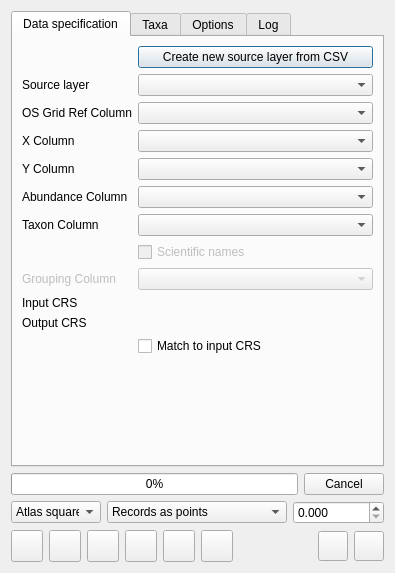
The window that ui_biorec.ui (FieldStudiesCouncil/QGIS-Biological-Recording-Tools) describes before a commit, drawn with Qt 5.
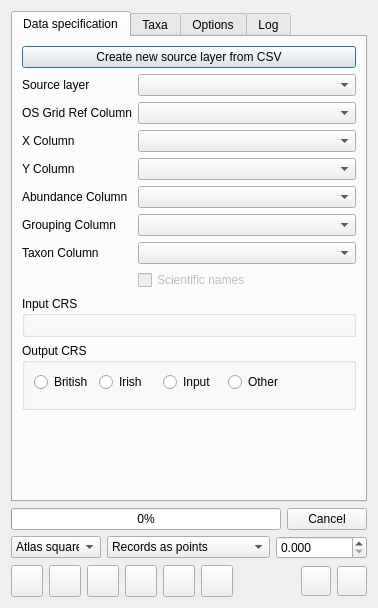
The same window after the commit. Icons and pictures are not drawn. Custom widgets are drawn as their Qt base class.

Commit message: Updates to enable biological records tool to work with Irish GRs and other enhancements to create altas maps from point layers and x,y fields in CSVs.

Patch:
```diff
--- a/ui_biorec.ui
+++ b/ui_biorec.ui
@@ -6,8 +6,8 @@
    <rect>
     <x>0</x>
     <y>0</y>
-    <width>395</width>
-    <height>573</height>
+    <width>346</width>
+    <height>608</height>
    </rect>
   </property>
   <property name="windowTitle">
@@ -23,8 +23,8 @@
       <attribute name="title">
        <string>Data specification</string>
       </attribute>
-      <layout class="QFormLayout" name="formLayout">
-       <item row="0" column="1">
+      <layout class="QVBoxLayout" name="verticalLayout_7">
+       <item>
         <widget class="QPushButton" name="butBrowse">
          <property name="enabled">
           <bool>true</bool>
@@ -43,14 +43,16 @@
          </property>
         </widget>
        </item>
-       <item row="1" column="0">
+       <item>
+        <layout class="QFormLayout" name="formLayout">
+         <item row="0" column="0">
         <widget class="QLabel" name="lblLayer">
          <property name="text">
           <string>Source layer</string>
          </property>
         </widget>
        </item>
-       <item row="1" column="1">
+         <item row="0" column="1">
         <widget class="QgsMapLayerComboBox" name="mlcbSourceLayer">
          <property name="sizePolicy">
           <sizepolicy hsizetype="Expanding" vsizetype="Fixed">
@@ -60,14 +62,14 @@
          </property>
         </widget>
        </item>
-       <item row="2" column="0">
+         <item row="1" column="0">
         <widget class="QLabel" name="lblGridRefCol">
          <property name="text">
           <string>OS Grid Ref Column</string>
          </property>
         </widget>
        </item>
-       <item row="2" column="1">
+         <item row="1" column="1">
         <widget class="QgsFieldComboBox" name="fcbGridRefCol">
          <property name="sizePolicy">
           <sizepolicy hsizetype="Expanding" vsizetype="Fixed">
@@ -77,14 +79,14 @@
          </property>
         </widget>
        </item>
-       <item row="3" column="0">
+         <item row="2" column="0">
         <widget class="QLabel" name="lblXCol">
          <property name="text">
           <string>X Column</string>
          </property>
         </widget>
        </item>
-       <item row="3" column="1">
+         <item row="2" column="1">
         <widget class="QgsFieldComboBox" name="fcbXCol">
          <property name="sizePolicy">
           <sizepolicy hsizetype="Expanding" vsizetype="Fixed">
@@ -94,14 +96,14 @@
          </property>
         </widget>
        </item>
-       <item row="4" column="0">
+         <item row="3" column="0">
         <widget class="QLabel" name="lblYCol">
          <property name="text">
           <string>Y Column</string>
          </property>
         </widget>
        </item>
-       <item row="4" column="1">
+         <item row="3" column="1">
         <widget class="QgsFieldComboBox" name="fcbYCol">
          <property name="sizePolicy">
           <sizepolicy hsizetype="Expanding" vsizetype="Fixed">
@@ -111,14 +113,14 @@
          </property>
         </widget>
        </item>
-       <item row="5" column="0">
+         <item row="4" column="0">
         <widget class="QLabel" name="lblAbundanceColumn">
          <property name="text">
           <string>Abundance Column</string>
          </property>
         </widget>
        </item>
-       <item row="5" column="1">
+         <item row="4" column="1">
         <widget class="QComboBox" name="cboAbundanceCol">
          <property name="sizePolicy">
           <sizepolicy hsizetype="Expanding" vsizetype="Fixed">
@@ -151,20 +153,26 @@
          </property>
         </widget>
        </item>
-       <item row="10" column="0">
-        <widget class="QLabel" name="lblGroupingCol">
+         <item row="8" column="1">
+          <widget class="QCheckBox" name="cbIsScientific">
          <property name="enabled">
           <bool>false</bool>
          </property>
+           <property name="toolTip">
+            <string>Select if taxon column contains scientific binomials</string>
+           </property>
          <property name="text">
-          <string>Grouping Column</string>
+            <string>Scientific names</string>
+           </property>
+           <property name="checked">
+            <bool>false</bool>
          </property>
         </widget>
        </item>
-       <item row="10" column="1">
+         <item row="5" column="1">
         <widget class="QComboBox" name="cboGroupingCol">
          <property name="enabled">
-          <bool>false</bool>
+            <bool>true</bool>
          </property>
          <property name="sizePolicy">
           <sizepolicy hsizetype="Expanding" vsizetype="Fixed">
@@ -177,14 +185,25 @@
          </property>
         </widget>
        </item>
-       <item row="11" column="0">
-        <widget class="QLabel" name="lblInputCRS">
+         <item row="5" column="0">
+          <widget class="QLabel" name="lblGroupingCol">
+           <property name="enabled">
+            <bool>true</bool>
+           </property>
          <property name="text">
+            <string>Grouping Column</string>
+           </property>
+          </widget>
+         </item>
+        </layout>
+       </item>
+       <item>
+        <widget class="QGroupBox" name="groupBox_2">
+         <property name="title">
           <string>Input CRS</string>
          </property>
-        </widget>
-       </item>
-       <item row="11" column="1">
+         <layout class="QHBoxLayout" name="horizontalLayout_11">
+          <item>
         <widget class="QgsProjectionSelectionWidget" name="pswInputCRS">
          <property name="sizePolicy">
           <sizepolicy hsizetype="Expanding" vsizetype="Preferred">
@@ -194,14 +213,109 @@
          </property>
         </widget>
        </item>
-       <item row="12" column="0">
-        <widget class="QLabel" name="lblOutputCRS">
-         <property name="text">
+         </layout>
+        </widget>
+       </item>
+       <item>
+        <widget class="QGroupBox" name="groupBox">
+         <property name="title">
           <string>Output CRS</string>
          </property>
-        </widget>
-       </item>
-       <item row="12" column="1">
+         <layout class="QVBoxLayout" name="verticalLayout_6">
+          <item>
+           <layout class="QHBoxLayout" name="horizontalLayout_7">
+            <item>
+             <widget class="QRadioButton" name="rbOutCrsBritish">
+              <property name="sizePolicy">
+               <sizepolicy hsizetype="MinimumExpanding" vsizetype="Fixed">
+                <horstretch>0</horstretch>
+                <verstretch>0</verstretch>
+               </sizepolicy>
+              </property>
+              <property name="minimumSize">
+               <size>
+                <width>50</width>
+                <height>0</height>
+               </size>
+              </property>
+              <property name="text">
+               <string>British</string>
+              </property>
+             </widget>
+            </item>
+            <item>
+             <widget class="QRadioButton" name="rbOutCrsIrish">
+              <property name="sizePolicy">
+               <sizepolicy hsizetype="MinimumExpanding" vsizetype="Fixed">
+                <horstretch>0</horstretch>
+                <verstretch>0</verstretch>
+               </sizepolicy>
+              </property>
+              <property name="minimumSize">
+               <size>
+                <width>50</width>
+                <height>0</height>
+               </size>
+              </property>
+              <property name="text">
+               <string>Irish</string>
+              </property>
+             </widget>
+            </item>
+            <item>
+             <widget class="QRadioButton" name="rbOutCrsInput">
+              <property name="sizePolicy">
+               <sizepolicy hsizetype="MinimumExpanding" vsizetype="Fixed">
+                <horstretch>0</horstretch>
+                <verstretch>0</verstretch>
+               </sizepolicy>
+              </property>
+              <property name="minimumSize">
+               <size>
+                <width>50</width>
+                <height>0</height>
+               </size>
+              </property>
+              <property name="text">
+               <string>Input</string>
+              </property>
+             </widget>
+            </item>
+            <item>
+             <widget class="QRadioButton" name="rbOutCrsOther">
+              <property name="sizePolicy">
+               <sizepolicy hsizetype="MinimumExpanding" vsizetype="Fixed">
+                <horstretch>0</horstretch>
+                <verstretch>0</verstretch>
+               </sizepolicy>
+              </property>
+              <property name="minimumSize">
+               <size>
+                <width>50</width>
+                <height>0</height>
+               </size>
+              </property>
+              <property name="text">
+               <string>Other</string>
+              </property>
+             </widget>
+            </item>
+            <item>
+             <spacer name="horizontalSpacer_2">
+              <property name="orientation">
+               <enum>Qt::Horizontal</enum>
+              </property>
+              <property name="sizeHint" stdset="0">
+               <size>
+                <width>40</width>
+                <height>20</height>
+               </size>
+              </property>
+             </spacer>
+            </item>
+           </layout>
+          </item>
+          <item>
         <widget class="QgsProjectionSelectionWidget" name="pswOutputCRS">
          <property name="sizePolicy">
           <sizepolicy hsizetype="Expanding" vsizetype="Preferred">
@@ -211,23 +325,10 @@
          </property>
         </widget>
        </item>
-       <item row="13" column="1">
-        <widget class="QCheckBox" name="cbMatchCRS">
-         <property name="enabled">
-          <bool>true</bool>
-         </property>
-         <property name="toolTip">
-          <string>Select if taxon column contains scientific binomials</string>
-         </property>
-         <property name="text">
-          <string>Match to input CRS</string>
-         </property>
-         <property name="checked">
-          <bool>false</bool>
-         </property>
+         </layout>
         </widget>
        </item>
-       <item row="14" column="0">
+       <item>
         <spacer name="verticalSpacer_2">
          <property name="orientation">
           <enum>Qt::Vertical</enum>
@@ -240,22 +341,6 @@
          </property>
         </spacer>
        </item>
-       <item row="9" column="1">
-        <widget class="QCheckBox" name="cbIsScientific">
-         <property name="enabled">
-          <bool>false</bool>
-         </property>
-         <property name="toolTip">
-          <string>Select if taxon column contains scientific binomials</string>
-         </property>
-         <property name="text">
-          <string>Scientific names</string>
-         </property>
-         <property name="checked">
-          <bool>false</bool>
-         </property>
-        </widget>
-       </item>
       </layout>
      </widget>
      <widget class="QWidget" name="tab_3">
```
Lines whose indentation alone changed are shown as unchanged. The commit also changes 6 other files.
